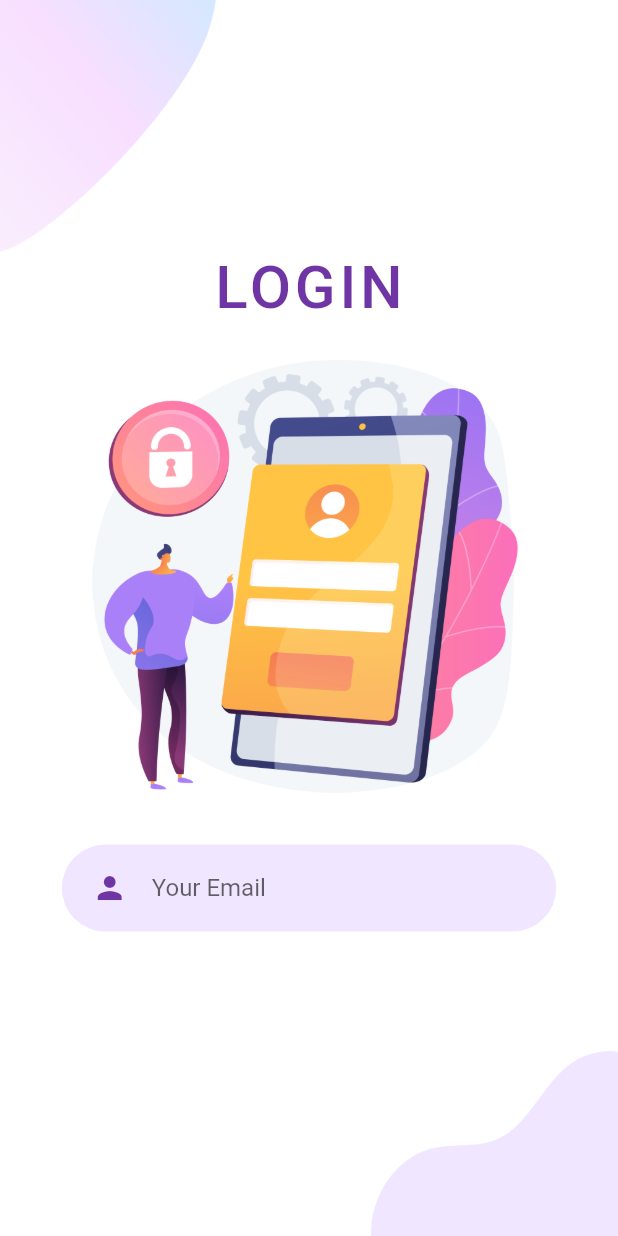
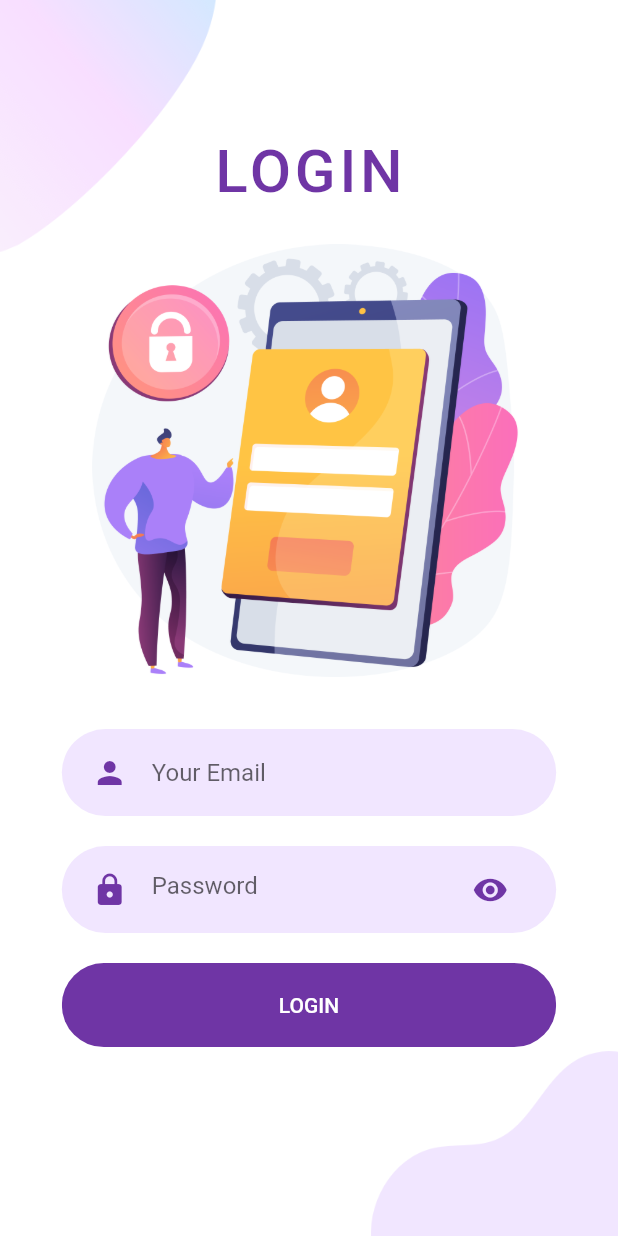
Before and after one commit to Ankit-jailwal/Employee-Emergency-App, a Flutter app: the screen it shows after launch, on a phone screen of 412 x 824 dp. Run offline on Flutter 3.47's test engine with Material 2 defaults, Android fonts, the phone set to English and light mode, and no system bars; our stand-ins replace animated_splash_screen; missing offline and left inert: move_to_background; Roboto replaces fonts that are missing (hacked).

Commit message:
Added Textfield for email and password

```diff
--- a/lib/screens/signIn/components/body.dart
+++ b/lib/screens/signIn/components/body.dart
@@ -68,8 +68,48 @@ class _BodyState extends State<Body> {
                     ),
                 ),
               ),
+                Container(
+                  margin: EdgeInsets.symmetric(vertical: 10),
+                  padding: EdgeInsets.symmetric(horizontal: 20, vertical: 5),
+                  width: size.width * 0.8,
+                  decoration: BoxDecoration(
+                    color: kPrimaryLightColor,
+                    borderRadius: BorderRadius.circular(29),
+                  ),
+                  child:  TextField(
+                    obscureText: true,
+                    cursorColor: kPrimaryColor,
+                    decoration: InputDecoration(
+                      hintText: "Password",
+                      icon: Icon(
+                        Icons.lock,
+                        color: kPrimaryColor,
+                      ),
+                      suffixIcon: Icon(
+                        Icons.visibility,
+                        color: kPrimaryColor,
+                      ),
+                      border: InputBorder.none,
+                    ),
+                  ),
+                ),
+              Container(
+                margin: EdgeInsets.symmetric(vertical: 10),
+                width: size.width * 0.8,
+                child: ClipRRect(
+                  borderRadius: BorderRadius.circular(29),
+                  child: FlatButton(
+                    onPressed: (){},
+                    padding: EdgeInsets.symmetric(vertical: 20, horizontal: 40),
+                    color: kPrimaryColor,
+                    child: Text(
+                      "LOGIN",
+                      style: TextStyle(color: Colors.white),
+                    ),
+                  ),
+                ),
+              ),
                 SizedBox(height: size.height * 0.03),
-
               ],
             ),
           ),
```
